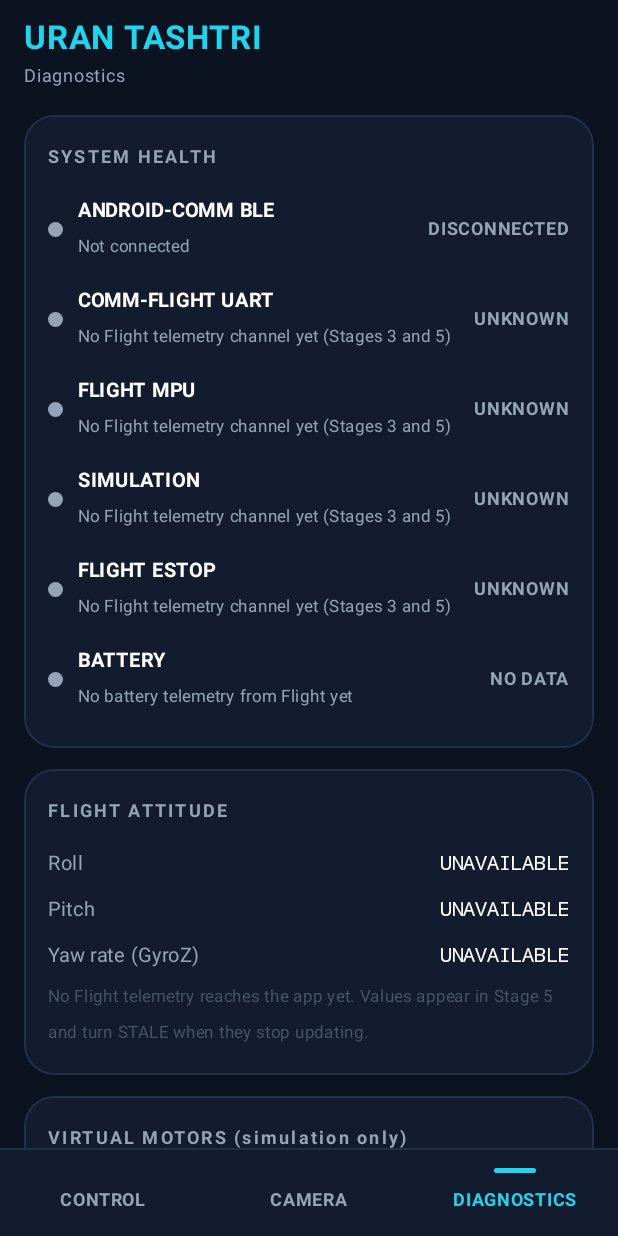
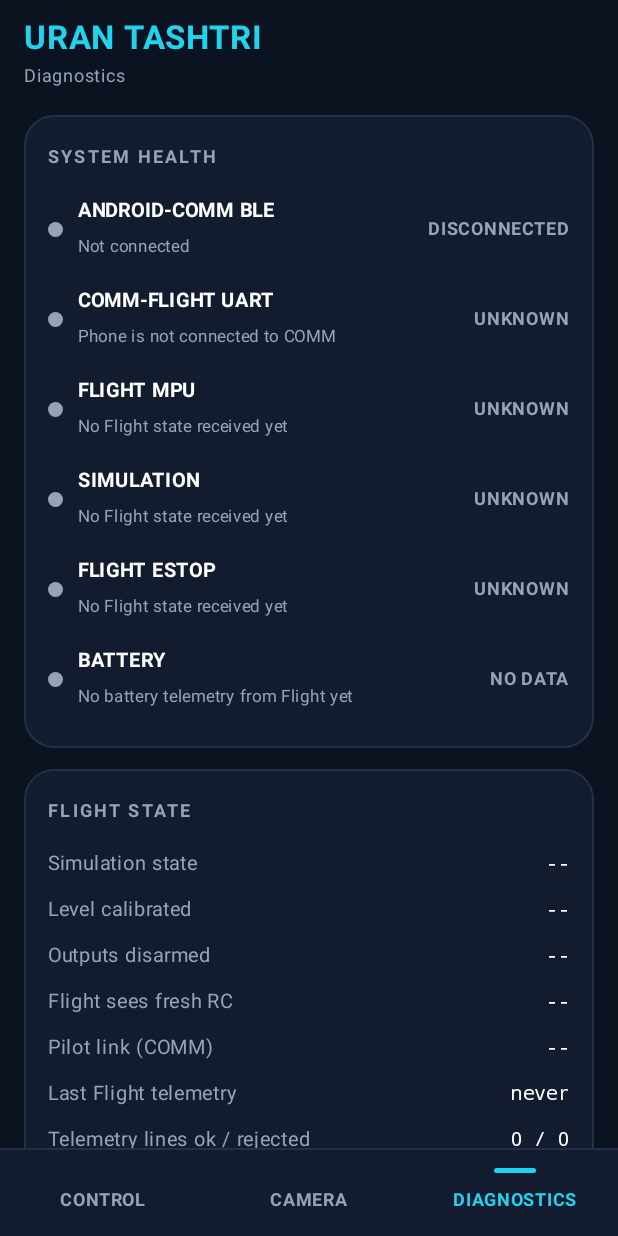
Before and after one commit to hammad-muddassir/UranTashtari, an Android app built with Jetpack Compose: the screen it shows after launch (MainActivity), after a tap on "DIAGNOSTICS", on a phone screen of 412 x 824 dp. Run offline under Robolectric (Android 15) with nearby library versions, the phone set to English and light mode, and no system bars.

Commit message:
Added flight telemetry code so that realtime results could be shown in the app

```diff
--- a/app/src/main/java/com/uran/tashtari/ui/AppState.kt
+++ b/app/src/main/java/com/uran/tashtari/ui/AppState.kt
@@ -46,6 +46,7 @@ class UranAppState(val sender: CommandSender) {
     // ----- event log -----
     val log = mutableStateListOf<LogEntry>()
     val battery = BatteryMonitor()
+    val flight = FlightTelemetry()
 
     fun addLog(tag: String, text: String) {
         log.add(0, LogEntry(System.currentTimeMillis(), tag, text))
@@ -82,6 +83,12 @@ class UranAppState(val sender: CommandSender) {
             if (battery.level != levelBefore) addLog("BAT", "level $levelBefore -> ${battery.level}")
             return
         }
+        val ft = flight.handleLine(line, SystemClock.elapsedRealtime())
+        if (ft != null) {
+            if (!ft && flight.rejected % 20 == 1) addLog("ERR", "TELEM rejected: ${flight.lastRejected}")
+            flight.takeEvents().forEach { addLog("FLT", it) }   // state changes only, never every packet
+            return
+        }
         val p = line.split(",")
         if (p.size >= 3 && p[0] == "ACK" && p[1] == "COMM_RC") {
             val t = SystemClock.elapsedRealtime()
@@ -114,15 +121,25 @@ class UranAppState(val sender: CommandSender) {
         addLog("TX", if (sent) "ESTOP" else "ESTOP NOT SENT (not connected). UI locked.")
     }
 
-    // Unlocks THIS APP only. It never implies the Flight latch was cleared.
+    // Unlocks THIS APP only. If Flight telemetry is live, the Flight state decides.
     fun resetUi() {
+        val f = flight
+        val live = f.stateFresh(now)
+        if (live && f.estopLatched == true) {
+            addLog("UI", "RESET UI refused: Flight still reports ESTOP LATCHED. Physically reset Flight first.")
+            return
+        }
         stopped = false
-        addLog("UI", "RESET UI. Flight ESTOP state is NOT confirmed.")
+        if (live && f.estopLatched == false) estopSent = false
+        addLog("UI", if (live) "RESET UI. Flight confirms ESTOP is clear." else "RESET UI. Flight ESTOP state is NOT confirmed.")
     }
 }
 
 // Real values only. Anything without a data source stays UNKNOWN.
 fun healthItems(state: UranAppState, link: LinkState): List<HealthItem> {
+    val now = state.now
+    val f = state.flight
+
     val ble = when (link.status) {
         LinkStatus.IDLE ->
             HealthItem("ANDROID-COMM BLE", "DISCONNECTED", Health.UNKNOWN, link.message)
@@ -135,17 +152,60 @@ fun healthItems(state: UranAppState, link: LinkState): List<HealthItem> {
             else
                 HealthItem("ANDROID-COMM BLE", "CONNECTED", Health.OK, link.message)
     }
-    val pending = "No Flight telemetry channel yet (Stages 3 and 5)"
-    return listOf(
-        ble,
-        HealthItem("COMM-FLIGHT UART", "UNKNOWN", Health.UNKNOWN, pending),
-        HealthItem("FLIGHT MPU", "UNKNOWN", Health.UNKNOWN, pending),
-        HealthItem("SIMULATION", "UNKNOWN", Health.UNKNOWN, pending),
-        if (state.estopSent)
+
+    val uart = when {
+        link.status != LinkStatus.READY ->
+            HealthItem("COMM-FLIGHT UART", "UNKNOWN", Health.UNKNOWN, "Phone is not connected to COMM")
+        f.commFresh(now) && f.uartAlive == false ->
+            HealthItem("COMM-FLIGHT UART", "DOWN", Health.BAD, "COMM reports no heartbeat from Flight")
+        f.anyFlightFresh(now) ->
+            HealthItem("COMM-FLIGHT UART", "CONNECTED", Health.OK, "Flight telemetry is arriving through COMM")
+        f.anyFlightEver() ->
+            HealthItem("COMM-FLIGHT UART", "STALE", Health.WARN,
+                "No Flight telemetry for ${now - f.lastFlightMs()} ms")
+        f.commFresh(now) && f.uartAlive == true ->
+            HealthItem("COMM-FLIGHT UART", "HEARTBEAT", Health.WARN,
+                "COMM sees Flight, but no Flight telemetry has arrived yet")
+        else ->
+            HealthItem("COMM-FLIGHT UART", "UNKNOWN", Health.UNKNOWN,
+                "No telemetry or COMM status lines received (firmware must send them)")
+    }
+
+    val stateStale = f.lastStateMs != 0L && !f.stateFresh(now)
+    val noState = HealthItem("", "", Health.UNKNOWN, "No Flight state received yet")
+
+    val mpu = when {
+        f.lastStateMs == 0L -> noState.copy(label = "FLIGHT MPU", value = "UNKNOWN")
+        stateStale -> HealthItem("FLIGHT MPU", "STALE", Health.WARN, "Flight state is ${now - f.lastStateMs} ms old")
+        f.mpuOk == true -> HealthItem("FLIGHT MPU", "OK", Health.OK, "Flight reports the MPU is healthy")
+        else -> HealthItem("FLIGHT MPU", "FAULT", Health.BAD, "Flight reports an MPU fault")
+    }
+
+    val sim = when {
+        f.lastStateMs == 0L -> noState.copy(label = "SIMULATION", value = "UNKNOWN")
+        stateStale -> HealthItem("SIMULATION", "STALE", Health.WARN, "Flight state is ${now - f.lastStateMs} ms old")
+        else -> when (f.simState) {
+            "ON" -> HealthItem("SIMULATION", "ON", Health.WARN, "Virtual outputs may be nonzero. Simulation only.")
+            "READY" -> HealthItem("SIMULATION", "READY", Health.OK, "Calibrated. Not running.")
+            "ESTOP" -> HealthItem("SIMULATION", "ESTOP", Health.BAD, "Flight is in ESTOP")
+            else -> HealthItem("SIMULATION", "INACTIVE", Health.UNKNOWN, "Not calibrated or not running")
+        }
+    }
+
+    val estop = when {
+        f.stateFresh(now) && f.estopLatched == true ->
+            HealthItem("FLIGHT ESTOP", "LATCHED", Health.BAD,
+                "Flight reports ESTOP latched. Only a physical Flight reset clears it.")
+        f.stateFresh(now) && f.estopLatched == false ->
+            HealthItem("FLIGHT ESTOP", "CLEAR", Health.OK, "Flight reports no ESTOP latch")
+        stateStale ->
+            HealthItem("FLIGHT ESTOP", "STALE", Health.WARN, "Cannot confirm. Flight state is ${now - f.lastStateMs} ms old")
+        state.estopSent ->
             HealthItem("FLIGHT ESTOP", "LATCHED?", Health.BAD,
                 "ESTOP was sent. Only a physical Flight reset clears it. The app cannot confirm yet.")
-        else
-            HealthItem("FLIGHT ESTOP", "UNKNOWN", Health.UNKNOWN, pending),
-        batteryHealthItem(state)
-    )
+        else ->
+            HealthItem("FLIGHT ESTOP", "UNKNOWN", Health.UNKNOWN, "No Flight state received yet")
+    }
+
+    return listOf(ble, uart, mpu, sim, estop, batteryHealthItem(state))
 }
--- a/app/src/main/java/com/uran/tashtari/ui/DiagnosticsScreen.kt
+++ b/app/src/main/java/com/uran/tashtari/ui/DiagnosticsScreen.kt
@@ -47,13 +47,45 @@ fun DiagnosticsScreen(state: UranAppState, modifier: Modifier = Modifier) {
         }
 
         Panel {
+            SectionLabel("FLIGHT STATE")
+            Spacer(Modifier.height(8.dp))
+            val stateLive = state.flight.stateFresh(state.now)
+            StatRow("Simulation state", if (stateLive) state.flight.simState ?: "--" else "--")
+            StatRow("Level calibrated", if (stateLive) yesNo(state.flight.calibrated) else "--")
+            StatRow("Outputs disarmed", if (stateLive) yesNo(state.flight.disarmed) else "--")
+            StatRow("Flight sees fresh RC", if (stateLive) yesNo(state.flight.rcFresh) else "--")
+            StatRow(
+                "Pilot link (COMM)",
+                if (state.flight.commFresh(state.now)) yesNo(state.flight.pilotLink) else "--"
+            )
+            StatRow(
+                "Last Flight telemetry",
+                if (!state.flight.anyFlightEver()) "never"
+                else "${state.now - state.flight.lastFlightMs()} ms ago"
+            )
+            StatRow("Telemetry lines ok / rejected", "${state.flight.packets} / ${state.flight.rejected}")
+            if (state.flight.rejected > 0) {
+                StatRow("Last rejected", state.flight.lastRejected)
+            }
+        }
+
+        Panel {
             SectionLabel("FLIGHT ATTITUDE")
             Spacer(Modifier.height(8.dp))
-            StatRow("Roll", "UNAVAILABLE")
-            StatRow("Pitch", "UNAVAILABLE")
-            StatRow("Yaw rate (GyroZ)", "UNAVAILABLE")
+            val attLive = state.flight.attFresh(state.now)
+            StatRow("Roll", if (attLive) "%.1f deg".format(state.flight.rollDeg ?: 0f) else "--")
+            StatRow("Pitch", if (attLive) "%.1f deg".format(state.flight.pitchDeg ?: 0f) else "--")
+            StatRow("Yaw rate (GyroZ)", if (attLive) "%.1f deg/s".format(state.flight.gyroZ ?: 0f) else "--")
+            StatRow(
+                "Attitude data",
+                when {
+                    state.flight.lastAttMs == 0L -> "no data yet"
+                    attLive -> "live"
+                    else -> "STALE (${state.now - state.flight.lastAttMs} ms old)"
+                }
+            )
             Text(
-                "No Flight telemetry reaches the app yet. Values appear in Stage 5 and turn STALE when they stop updating.",
+                "Shown only while Flight telemetry is fresh. Units follow the proposed protocol: degrees and deg/s. Confirm with Flight.",
                 color = DisabledGrey, fontSize = 11.sp
             )
         }
@@ -61,18 +93,23 @@ fun DiagnosticsScreen(state: UranAppState, modifier: Modifier = Modifier) {
         Panel {
             SectionLabel("VIRTUAL MOTORS (simulation only)")
             Spacer(Modifier.height(10.dp))
+            val m = state.flight.motors.takeIf { state.flight.motFresh(state.now) }
             Row(Modifier.fillMaxWidth(), horizontalArrangement = Arrangement.SpaceEvenly) {
-                MotorBar("FL", null)
-                MotorBar("FR", null)
+                MotorBar("FL", m?.getOrNull(0))
+                MotorBar("FR", m?.getOrNull(1))
             }
             Spacer(Modifier.height(10.dp))
             Row(Modifier.fillMaxWidth(), horizontalArrangement = Arrangement.SpaceEvenly) {
-                MotorBar("RL", null)
-                MotorBar("RR", null)
+                MotorBar("RL", m?.getOrNull(3))
+                MotorBar("RR", m?.getOrNull(2))
             }
             Spacer(Modifier.height(8.dp))
             Text(
-                "N/A until Flight sends real values. Never physical motor output.",
+                when {
+                    state.flight.lastMotMs == 0L -> "N/A: no motor telemetry yet."
+                    m == null -> "STALE: no motor update for ${state.now - state.flight.lastMotMs} ms."
+                    else -> "Live from Flight. Virtual simulation values only."
+                },
                 color = DisabledGrey, fontSize = 11.sp
             )
         }
@@ -199,3 +236,9 @@ private fun MotorBar(label: String, value: Int?) {
         Text(value?.toString() ?: "N/A", color = Muted, fontSize = 11.sp)
     }
 }
+
+private fun yesNo(b: Boolean?): String = when (b) {
+    true -> "YES"
+    false -> "NO"
+    null -> "--"
+}
--- /dev/null
+++ b/app/src/main/java/com/uran/tashtari/ui/FlightTelemetry.kt
@@ -0,0 +1,151 @@
+package com.uran.tashtari.ui
+
+import androidx.compose.runtime.getValue
+import androidx.compose.runtime.mutableIntStateOf
+import androidx.compose.runtime.mutableLongStateOf
+import androidx.compose.runtime.mutableStateOf
+import androidx.compose.runtime.setValue
+
+object TelemetryConfig {
+    const val STATE_STALE_MS = 1500L   // ST: ~2 Hz and on every change
+    const val FAST_STALE_MS = 1000L    // AT and MO: ~5 Hz
+    const val COMM_STALE_MS = 1500L    // CS (from COMM): ~2 Hz
+}
+
+private val SIM_STATES = setOf("INACTIVE", "READY", "ON", "ESTOP")
+
+/**
+ * Parses the PROPOSED telemetry lines. Nothing sends them yet.
+ *   ST,<sim>,<mpu>,<cal>,<estop>,<disarmed>,<rc>    Flight state  (flags are 0 or 1)
+ *   AT,<roll_d10>,<pitch_d10>,<gyroz_d10>           attitude in tenths of a degree and of deg/s
+ *   MO,<FL>,<FR>,<RR>,<RL>                          virtual motor outputs, 0..100
+ *   CS,<uart>,<pilot>                               COMM's own status (flags are 0 or 1)
+ */
+class FlightTelemetry {
+    var simState by mutableStateOf<String?>(null)
+    var mpuOk by mutableStateOf<Boolean?>(null)
+    var calibrated by mutableStateOf<Boolean?>(null)
+    var estopLatched by mutableStateOf<Boolean?>(null)
+    var disarmed by mutableStateOf<Boolean?>(null)
+    var rcFresh by mutableStateOf<Boolean?>(null)
+    var lastStateMs by mutableLongStateOf(0L)
+
+    var rollDeg by mutableStateOf<Float?>(null)
+    var pitchDeg by mutableStateOf<Float?>(null)
+    var gyroZ by mutableStateOf<Float?>(null)
+    var lastAttMs by mutableLongStateOf(0L)
+
+    var motors by mutableStateOf<List<Int>?>(null)   // FL, FR, RR, RL
+    var lastMotMs by mutableLongStateOf(0L)
+
+    var uartAlive by mutableStateOf<Boolean?>(null)  // COMM: it hears Flight
+    var pilotLink by mutableStateOf<Boolean?>(null)  // COMM: it receives valid C packets
+    var lastCommMs by mutableLongStateOf(0L)
+
+    var packets by mutableIntStateOf(0)
+    var rejected by mutableIntStateOf(0)
+    var lastRejected by mutableStateOf("-")
+
+    private val events = mutableListOf<String>()
+
+    fun takeEvents(): List<String> {
+        val copy = events.toList()
+        events.clear()
+        return copy
+    }
+
+    private fun fresh(last: Long, now: Long, limit: Long) = last != 0L && now - last <= limit
+    fun stateFresh(now: Long) = fresh(lastStateMs, now, TelemetryConfig.STATE_STALE_MS)
+    fun attFresh(now: Long) = fresh(lastAttMs, now, TelemetryConfig.FAST_STALE_MS)
+    fun motFresh(now: Long) = fresh(lastMotMs, now, TelemetryConfig.FAST_STALE_MS)
+    fun commFresh(now: Long) = fresh(lastCommMs, now, TelemetryConfig.COMM_STALE_MS)
+    fun anyFlightFresh(now: Long) = stateFresh(now) || attFresh(now) || motFresh(now)
+    fun anyFlightEver() = lastStateMs != 0L || lastAttMs != 0L || lastMotMs != 0L
+    fun lastFlightMs() = maxOf(lastStateMs, lastAttMs, lastMotMs)
+
+    private fun reject(why: String): Boolean {
+        rejected++
+        lastRejected = why
+        return false
+    }
+
+    private fun flag(s: String): Boolean? = when (s) { "1" -> true; "0" -> false; else -> null }
+
+    /** null = not a telemetry line, true = accepted, false = rejected */
+    fun handleLine(line: String, nowMs: Long): Boolean? {
+        val p = line.trim().split(",").map { it.trim() }
+        return when (p[0]) {
+            "ST" -> parseState(p, nowMs)
+            "AT" -> parseAttitude(p, nowMs)
+            "MO" -> parseMotors(p, nowMs)
+            "CS" -> parseComm(p, nowMs)
+            else -> null
+        }
+    }
+
+    private fun parseState(p: List<String>, now: Long): Boolean {
+        if (p.size != 7) return reject("ST needs 7 fields, got ${p.size}")
+        val sim = p[1]
+        if (sim !in SIM_STATES) return reject("ST unknown sim state '$sim'")
+        val mpu = flag(p[2]) ?: return reject("ST bad mpu flag")
+        val cal = flag(p[3]) ?: return reject("ST bad calibrated flag")
+        val es = flag(p[4]) ?: return reject("ST bad estop flag")
+        val dis = flag(p[5]) ?: return reject("ST bad disarmed flag")
+        val rc = flag(p[6]) ?: return reject("ST bad rc flag")
+
+        if (lastStateMs == 0L) events.add("Flight telemetry started (sim $sim)")
+        if (simState != null && simState != sim) events.add("SIM $simState -> $sim")
+        if (mpuOk != null && mpuOk != mpu) events.add(if (mpu) "MPU OK" else "MPU FAULT")
+        if (estopLatched != null && estopLatched != es) {
+            events.add(if (es) "FLIGHT ESTOP LATCHED" else "FLIGHT ESTOP CLEARED")
+        }
+        if (rcFresh != null && rcFresh != rc) events.add(if (rc) "FLIGHT RC FRESH" else "FLIGHT RC TIMEOUT")
+
+        simState = sim
+        mpuOk = mpu
+        calibrated = cal
+        estopLatched = es
+        disarmed = dis
+        rcFresh = rc
+        lastStateMs = now
+        packets++
+        return true
+    }
+
+    private fun parseAttitude(p: List<String>, now: Long): Boolean {
+        if (p.size != 4) return reject("AT needs 4 fields, got ${p.size}")
+        val r = p[1].toIntOrNull() ?: return reject("AT bad roll")
+        val pi = p[2].toIntOrNull() ?: return reject("AT bad pitch")
+        val g = p[3].toIntOrNull() ?: return reject("AT bad gyroZ")
+        if (r !in -1800..1800 || pi !in -1800..1800 || g !in -30000..30000) {
+            return reject("AT value out of range")
+        }
+        rollDeg = r / 10f
+        pitchDeg = pi / 10f
+        gyroZ = g / 10f
+        lastAttMs = now
+        packets++
+        return true
+    }
+
+    private fun parseMotors(p: List<String>, now: Long): Boolean {
+        if (p.size != 5) return reject("MO needs 5 fields, got ${p.size}")
+        val v = p.drop(1).map { it.toIntOrNull() ?: return reject("MO bad value '$it'") }
+        if (v.any { it !in 0..100 }) return reject("MO value outside 0..100")
+        motors = v
+        lastMotMs = now
+        packets++
+        return true
+    }
+
+    private fun parseComm(p: List<String>, now: Long): Boolean {
+        if (p.size != 3) return reject("CS needs 3 fields, got ${p.size}")
+        val uart = flag(p[1]) ?: return reject("CS bad uart flag")
+        val pilot = flag(p[2]) ?: return reject("CS bad pilot flag")
+        uartAlive = uart
+        pilotLink = pilot
+        lastCommMs = now
+        packets++
+        return true
+    }
+}
```
